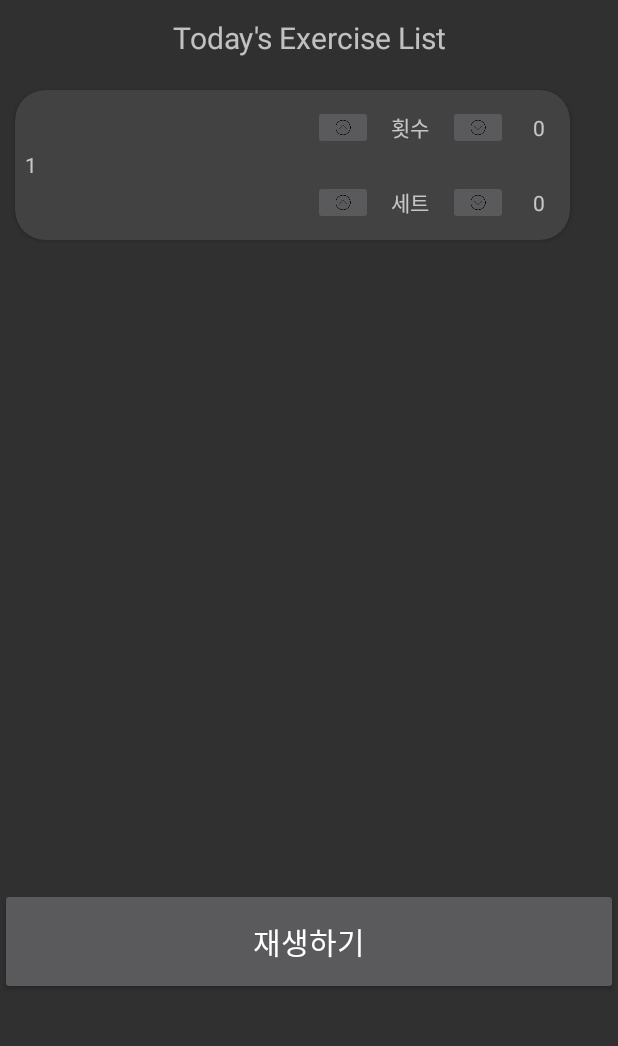
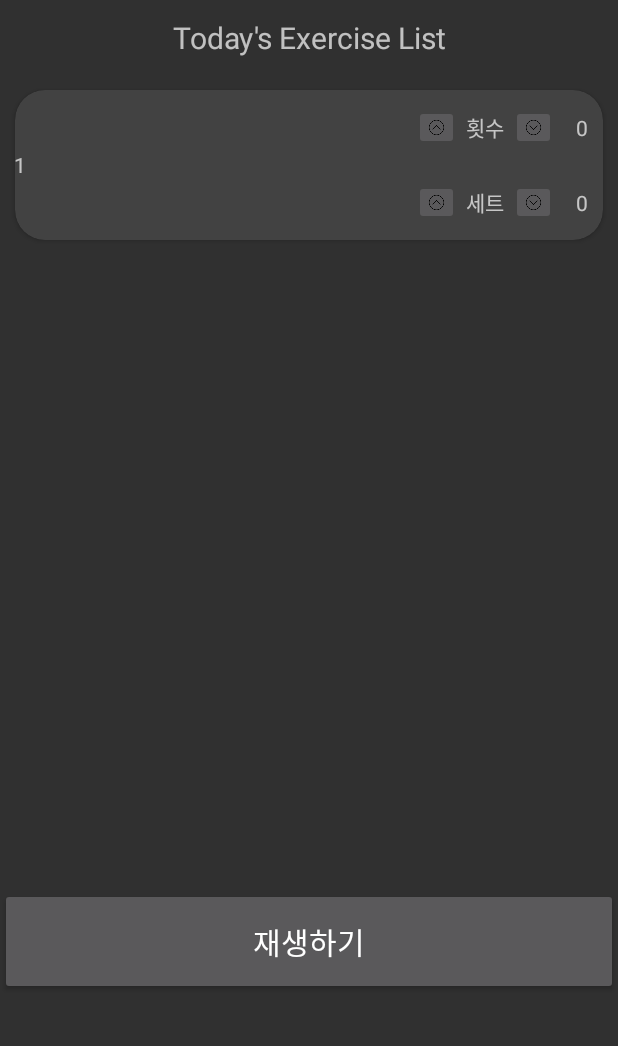
Before and after one commit to chaehyunyun/DeukkeunDeukken, an Android app: the cart_list screen opened directly, with no data from a screen before it, on a phone screen of 412 x 824 dp, the part 105-1151 px from its top. Run offline under Robolectric (Android 15) with nearby library versions, the phone set to English and light mode, and no system bars.

Commit message:
0504_2 cart_list_item modified

```diff
--- a/app/src/main/java/com/example/mylogin/fragment_weight.java
+++ b/app/src/main/java/com/example/mylogin/fragment_weight.java
@@ -47,7 +47,6 @@ public class fragment_weight extends Fragment implements CompoundButton.OnChecke
                 startActivity(intent);
             }
         });
-
 
         cb1 = (CheckBox)view.findViewById(R.id.ex1);
         cb2 = (CheckBox)view.findViewById(R.id.ex2);
--- a/app/src/main/res/layout/cart_list.xml
+++ b/app/src/main/res/layout/cart_list.xml
@@ -16,15 +16,16 @@
             <ImageView
                 android:layout_width="250dp"
                 android:layout_height="match_parent"
-                android:layout_marginLeft="70dp"
-                android:src="@drawable/toplogo6"></ImageView>
+                android:src="@drawable/toplogo6"
+                android:layout_marginLeft="70dp"></ImageView>
 
             <VideoView
-                android:id="@+id/videoView2"
+                android:id="@+id/videoView3"
                 android:layout_width="100dp"
                 android:layout_height="50dp"
                 android:layout_marginLeft="270dp"
                 android:layout_marginTop="9dp"></VideoView>
+
         </FrameLayout>
 
             <TextView
--- a/app/src/main/res/layout/cart_list_item.xml
+++ b/app/src/main/res/layout/cart_list_item.xml
@@ -1,7 +1,7 @@
 <?xml version="1.0" encoding="utf-8"?>
 <androidx.cardview.widget.CardView xmlns:android="http://schemas.android.com/apk/res/android"
     xmlns:app="http://schemas.android.com/apk/res-auto"
-    android:layout_width="wrap_content"
+    android:layout_width="match_parent"
     android:layout_height="wrap_content"
     android:layout_margin="10dp"
     app:cardCornerRadius="20dp">
@@ -32,39 +32,44 @@
                     android:id="@+id/index"
                     android:layout_width="21dp"
                     android:layout_height="match_parent"
+                    android:layout_weight="1"
                     android:gravity="center"
                     android:text="0" />
 
                 <ImageView
                     android:id="@+id/image"
-                    android:layout_width="177dp"
+                    android:layout_width="255dp"
                     android:layout_height="100dp"
-                    android:padding="5dp"
+                    android:padding="10dp"
                     android:scaleType="centerInside" />
 
                 <LinearLayout
-                    android:layout_width="130dp"
+                    android:layout_width="101dp"
                     android:layout_height="100dp"
                     android:orientation="vertical">
 
                     <RelativeLayout
-                        android:layout_width="130dp"
+                        android:layout_width="match_parent"
                         android:layout_height="50dp"
                         android:orientation="horizontal">
 
                         <ImageButton
                             android:id="@+id/btn_count_up"
-                            android:layout_width="40dp"
+                            android:layout_width="30dp"
                             android:layout_height="30dp"
-                            android:layout_centerVertical="true"
+                            android:layout_alignParentStart="true"
+                            android:layout_alignParentLeft="true"
+                            android:layout_alignParentBottom="true"
+                            android:layout_marginLeft="3dp"
+                            android:layout_marginBottom="10dp"
                             android:gravity="center_horizontal"
-                            android:scaleType="fitCenter"
+                            android:scaleType="centerCrop"
                             android:src="@drawable/icon_up_black"></ImageButton>
 
                         <TextView
                             android:id="@+id/count"
-                            android:layout_width="50dp"
-                            android:layout_height="30dp"
+                            android:layout_width="wrap_content"
+                            android:layout_height="wrap_content"
                             android:layout_centerInParent="true"
                             android:layout_centerHorizontal="true"
                             android:gravity="center"
@@ -73,33 +78,36 @@
 
                         <ImageButton
                             android:id="@+id/btn_count_down"
-                            android:layout_width="40dp"
+                            android:layout_width="30dp"
                             android:layout_height="30dp"
                             android:layout_alignParentRight="true"
-                            android:layout_centerVertical="true"
-                            android:scaleType="fitCenter"
+                            android:layout_alignParentBottom="true"
+                            android:layout_marginRight="3dp"
+                            android:layout_marginBottom="10dp"
+                            android:scaleType="centerCrop"
                             android:src="@drawable/icon_down_black"></ImageButton>
 
                     </RelativeLayout>
 
                     <RelativeLayout
-                        android:layout_width="130dp"
+                        android:layout_width="match_parent"
                         android:layout_height="50dp"
                         android:orientation="horizontal">
 
                         <ImageButton
                             android:id="@+id/btn_set_up"
-                            android:layout_width="40dp"
+                            android:layout_width="30dp"
                             android:layout_height="30dp"
                             android:layout_centerVertical="true"
+                            android:layout_marginLeft="3dp"
                             android:gravity="center_horizontal"
-                            android:scaleType="fitCenter"
+                            android:scaleType="centerCrop"
                             android:src="@drawable/icon_up_black"></ImageButton>
 
                         <TextView
                             android:id="@+id/set"
-                            android:layout_width="50dp"
-                            android:layout_height="30dp"
+                            android:layout_width="wrap_content"
+                            android:layout_height="wrap_content"
                             android:layout_centerInParent="true"
                             android:layout_centerHorizontal="true"
                             android:gravity="center"
@@ -108,24 +116,26 @@
 
                         <ImageButton
                             android:id="@+id/btn_set_down"
-                            android:layout_width="40dp"
+                            android:layout_width="30dp"
                             android:layout_height="30dp"
                             android:layout_alignParentRight="true"
+
                             android:layout_centerVertical="true"
-                            android:scaleType="fitCenter"
+                            android:layout_marginRight="3dp"
+                            android:scaleType="centerCrop"
                             android:src="@drawable/icon_down_black"></ImageButton>
                     </RelativeLayout>
 
                 </LinearLayout>
 
                 <LinearLayout
-                    android:layout_width="wrap_content"
+                    android:layout_width="28dp"
                     android:layout_height="wrap_content"
                     android:orientation="vertical">
 
                     <TextView
                         android:id="@+id/textView_count"
-                        android:layout_width="41dp"
+                        android:layout_width="match_parent"
                         android:layout_height="50dp"
                         android:gravity="center"
                         android:text="0" />
```
